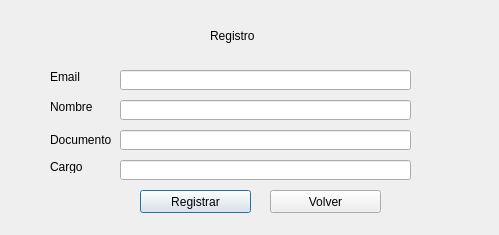
Above: vistas/Vista_Registro.ui from brayanandrey/ProyectoSoftII before the change. Below: the same form after it.
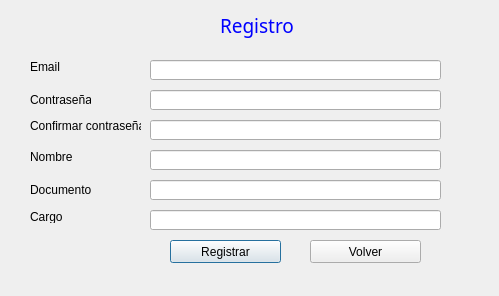
That is the form after the change.

Commit message: Registro melo

```diff
--- a/vistas/Vista_Registro.ui
+++ b/vistas/Vista_Registro.ui
@@ -7,7 +7,7 @@
     <x>0</x>
     <y>0</y>
     <width>499</width>
-    <height>235</height>
+    <height>296</height>
    </rect>
   </property>
   <property name="windowTitle">
@@ -16,12 +16,58 @@
   <widget class="QLabel" name="label">
    <property name="geometry">
     <rect>
-     <x>210</x>
-     <y>20</y>
+     <x>220</x>
+     <y>10</y>
      <width>91</width>
      <height>31</height>
     </rect>
    </property>
+   <property name="palette">
+    <palette>
+     <active>
+      <colorrole role="WindowText">
+       <brush brushstyle="SolidPattern">
+        <color alpha="255">
+         <red>0</red>
+         <green>0</green>
+         <blue>255</blue>
+        </color>
+       </brush>
+      </colorrole>
+     </active>
+     <inactive>
+      <colorrole role="WindowText">
+       <brush brushstyle="SolidPattern">
+        <color alpha="255">
+         <red>0</red>
+         <green>0</green>
+         <blue>255</blue>
+        </color>
+       </brush>
+      </colorrole>
+     </inactive>
+     <disabled>
+      <colorrole role="WindowText">
+       <brush brushstyle="SolidPattern">
+        <color alpha="255">
+         <red>120</red>
+         <green>120</green>
+         <blue>120</blue>
+        </color>
+       </brush>
+      </colorrole>
+     </disabled>
+    </palette>
+   </property>
+   <property name="font">
+    <font>
+     <family>Arial Black</family>
+     <pointsize>14</pointsize>
+     <weight>10</weight>
+     <italic>false</italic>
+     <bold>false</bold>
+    </font>
+   </property>
    <property name="styleSheet">
     <string notr="true">font: 87 14pt &quot;Arial Black&quot;;</string>
    </property>
@@ -32,8 +78,8 @@
   <widget class="QLabel" name="label_2">
    <property name="geometry">
     <rect>
-     <x>50</x>
-     <y>160</y>
+     <x>30</x>
+     <y>210</y>
      <width>47</width>
      <height>13</height>
     </rect>
@@ -45,8 +91,8 @@
   <widget class="QLabel" name="label_3">
    <property name="geometry">
     <rect>
-     <x>50</x>
-     <y>130</y>
+     <x>30</x>
+     <y>180</y>
      <width>61</width>
      <height>20</height>
     </rect>
@@ -58,8 +104,8 @@
   <widget class="QLabel" name="label_4">
    <property name="geometry">
     <rect>
-     <x>50</x>
-     <y>100</y>
+     <x>30</x>
+     <y>150</y>
      <width>47</width>
      <height>13</height>
     </rect>
@@ -71,21 +117,21 @@
   <widget class="QLabel" name="label_5">
    <property name="geometry">
     <rect>
-     <x>50</x>
-     <y>70</y>
-     <width>47</width>
-     <height>13</height>
+     <x>30</x>
+     <y>110</y>
+     <width>111</width>
+     <height>31</height>
     </rect>
    </property>
    <property name="text">
-    <string>Email</string>
+    <string>Confirmar contraseña</string>
    </property>
   </widget>
   <widget class="QLineEdit" name="lineEdit">
    <property name="geometry">
     <rect>
-     <x>120</x>
-     <y>70</y>
+     <x>150</x>
+     <y>120</y>
      <width>291</width>
      <height>20</height>
     </rect>
@@ -94,8 +140,8 @@
   <widget class="QLineEdit" name="lineEdit_2">
    <property name="geometry">
     <rect>
-     <x>120</x>
-     <y>100</y>
+     <x>150</x>
+     <y>150</y>
      <width>291</width>
      <height>20</height>
     </rect>
@@ -104,8 +150,8 @@
   <widget class="QLineEdit" name="lineEdit_3">
    <property name="geometry">
     <rect>
-     <x>120</x>
-     <y>130</y>
+     <x>150</x>
+     <y>180</y>
      <width>291</width>
      <height>20</height>
     </rect>
@@ -114,8 +160,8 @@
   <widget class="QLineEdit" name="lineEdit_4">
    <property name="geometry">
     <rect>
-     <x>120</x>
-     <y>160</y>
+     <x>150</x>
+     <y>210</y>
      <width>291</width>
      <height>20</height>
     </rect>
@@ -124,8 +170,8 @@
   <widget class="QPushButton" name="pushButton_3">
    <property name="geometry">
     <rect>
-     <x>140</x>
-     <y>190</y>
+     <x>170</x>
+     <y>240</y>
      <width>111</width>
      <height>23</height>
     </rect>
@@ -137,8 +183,8 @@
   <widget class="QPushButton" name="pushButton_4">
    <property name="geometry">
     <rect>
-     <x>270</x>
-     <y>190</y>
+     <x>310</x>
+     <y>240</y>
      <width>111</width>
      <height>23</height>
     </rect>
@@ -147,6 +193,52 @@
     <string>Volver</string>
    </property>
   </widget>
+  <widget class="QLineEdit" name="passwordLineEdit">
+   <property name="geometry">
+    <rect>
+     <x>150</x>
+     <y>90</y>
+     <width>291</width>
+     <height>20</height>
+    </rect>
+   </property>
+  </widget>
+  <widget class="QLabel" name="label_6">
+   <property name="geometry">
+    <rect>
+     <x>30</x>
+     <y>90</y>
+     <width>61</width>
+     <height>20</height>
+    </rect>
+   </property>
+   <property name="text">
+    <string>Contraseña</string>
+   </property>
+  </widget>
+  <widget class="QLineEdit" name="EmaillineEdit">
+   <property name="geometry">
+    <rect>
+     <x>150</x>
+     <y>60</y>
+     <width>291</width>
+     <height>20</height>
+    </rect>
+   </property>
+  </widget>
+  <widget class="QLabel" name="label_7">
+   <property name="geometry">
+    <rect>
+     <x>30</x>
+     <y>60</y>
+     <width>47</width>
+     <height>13</height>
+    </rect>
+   </property>
+   <property name="text">
+    <string>Email</string>
+   </property>
+  </widget>
  </widget>
  <resources/>
  <connections/>
```
Left out of the diff: 8 changed lines with no effect on the pictures. The commit also changes 9 other files.
